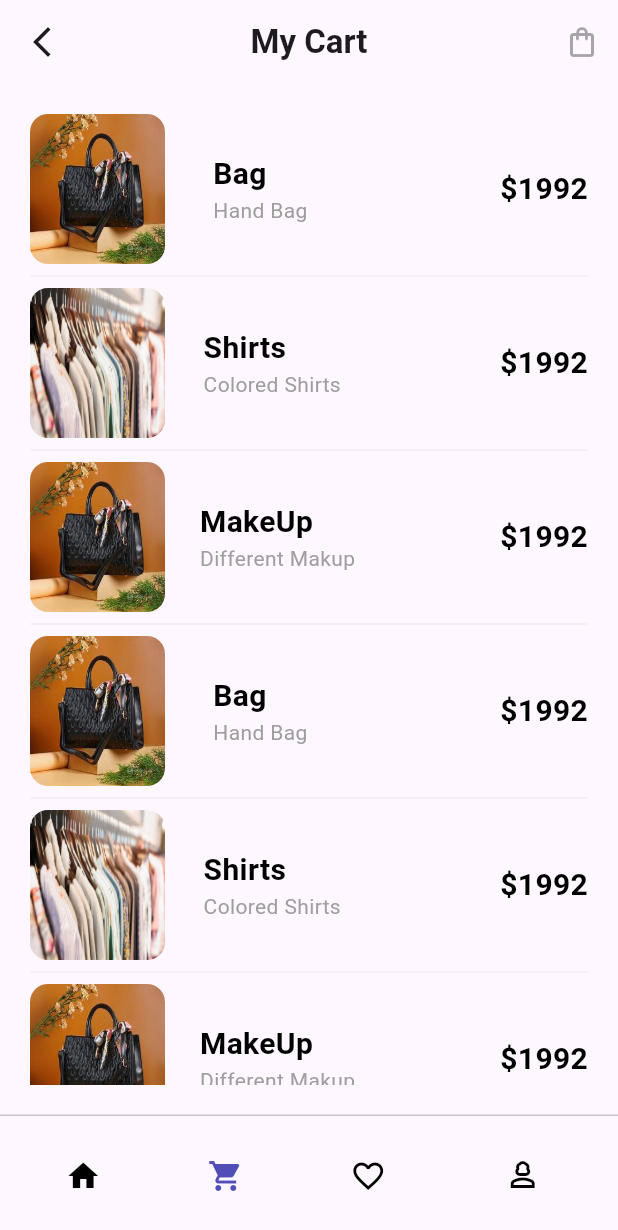
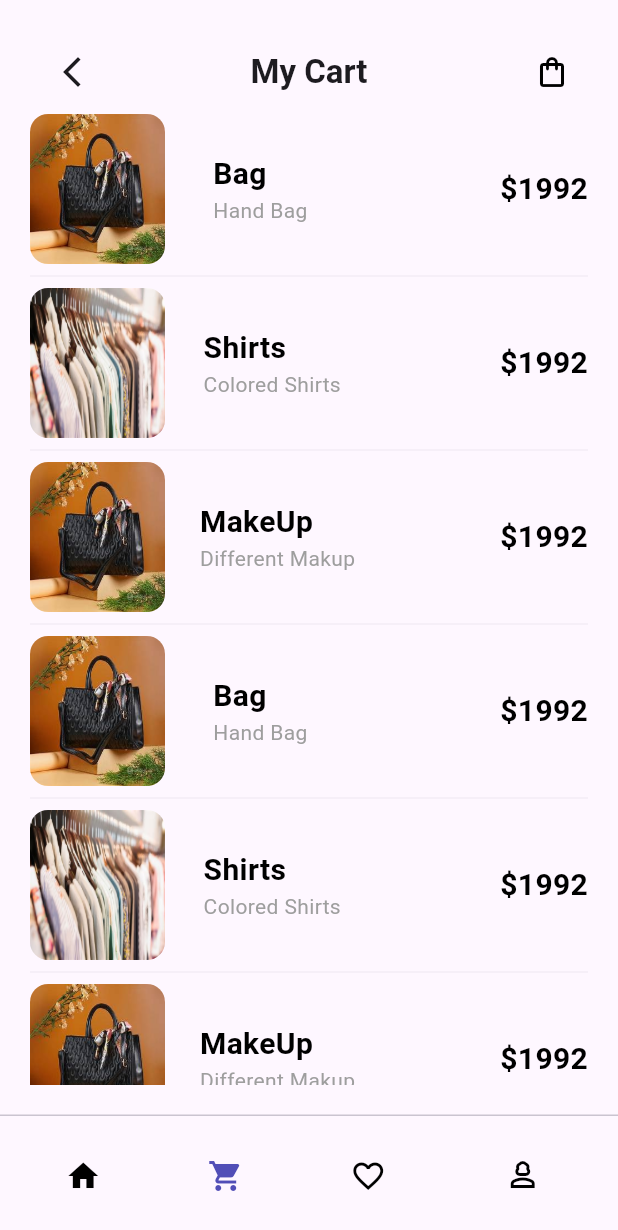
Before and after one commit to ibrahimalnagar45/Kutuku, a Flutter app: the screen it shows after launch, item 2 of the bottom bar chosen, on a phone screen of 412 x 824 dp. Shown: the top 1230 px of the screen. Run offline on Flutter 3.47's test engine with Material 3 defaults, Android fonts, the phone set to English and light mode, and no system bars; our stand-ins replace bloc, dio, fancy_shimmer_image, firebase_auth, firebase_core, flutter_bloc and 6 more; missing offline and left inert: dart:ffi; accounts and stored records are empty; network calls fail; key blocks and very long unbroken strings in the code were emptied for the run.

Commit message:
refactor profile , home view and my cart view

```diff
--- a/lib/features/Home/presentation/views/widgets/detials_view_body.dart
+++ b/lib/features/Home/presentation/views/widgets/detials_view_body.dart
@@ -2,6 +2,7 @@ import 'package:fancy_shimmer_image/fancy_shimmer_image.dart';
 import 'package:flutter/material.dart';
 import 'package:flutter/widgets.dart';
 import 'package:go_router/go_router.dart';
+import 'package:kutuku/core/utils/app_routes.dart';
 import 'package:kutuku/core/utils/styles.dart';
 import 'package:kutuku/core/utils/widgets/icon_text_button.dart';
 import 'package:kutuku/features/Home/data/models/prodcut_model.dart';
@@ -23,6 +24,8 @@ class DetailsViewBody extends StatelessWidget {
         customAppBar(
           context,
           leadingOnPressed: () => GoRouter.of(context).pop(),
+          actionOnpressed: () =>
+              GoRouter.of(context).push(AppRoutes.kMyCartView),
           title: 'Detail Product',
           icon: Icons.shopping_bag,
         ),
--- a/lib/features/Home/presentation/views/widgets/product_card.dart
+++ b/lib/features/Home/presentation/views/widgets/product_card.dart
@@ -51,7 +51,7 @@ class _ProductCardState extends State<ProductCard> {
             ),
           ),
           Text(
-            widget.productModel.title ?? 'Bag',
+            widget.productModel.title !,
             style: Styles.textStyle15,
           ),
           const Text(
--- a/lib/features/my_cart/presentation/views/my_cart_view.dart
+++ b/lib/features/my_cart/presentation/views/my_cart_view.dart
@@ -10,17 +10,12 @@ class MyCartView extends StatelessWidget {
 
   @override
   Widget build(BuildContext context) {
-    return Scaffold(
-      appBar: customAppBar(
-        context,
-        title: 'My Cart',
-        icon: Icons.shopping_bag_outlined,
-        leadingOnPressed: () => Navigator.pop(context),
-      ),
-      persistentFooterButtons: const [
+    return const  Scaffold(
+
+      persistentFooterButtons:   [
         PersistentFooterButtons(),
       ],
-      body: const Padding(
+      body:   Padding(
         padding: EdgeInsets.all(kPrimaryPadding),
         child: MyCartViewBody(),
       ),
--- a/lib/features/my_cart/presentation/views/widgets/custom_app_bar.dart
+++ b/lib/features/my_cart/presentation/views/widgets/custom_app_bar.dart
@@ -28,6 +28,7 @@ customAppBar(
         onPressed: actionOnpressed,
         icon: Icon(
           icon,
+          color: Colors.black,
         ),
       )
     ],
--- a/lib/features/my_cart/presentation/views/widgets/my_cart_item.dart
+++ b/lib/features/my_cart/presentation/views/widgets/my_cart_item.dart
@@ -20,10 +20,17 @@ class MyCartItem extends StatefulWidget {
 
 class _MyCartItemState extends State<MyCartItem> {
   // final void Function()? onLongPress;
-  bool selected = false;
+  bool selected = true;
   @override
   Widget build(BuildContext context) {
     return GestureDetector(
+      // onTap: () {
+      //   Navigator.of(context).push(MaterialPageRoute(builder: (context) {
+      //     return DetailsView(
+      //       product: widget.productModel,
+      //     );
+      //   }));
+      // },
       child: widget.showAllPressed == true
           ? SizedBox(
               height: 116,
@@ -36,15 +43,22 @@ class _MyCartItemState extends State<MyCartItem> {
                       GestureDetector(
                         onTap: () {
                           selected = !selected;
-                          // widget.forceSelection != widget.forceSelection;
+                          widget.forceSelection != widget.forceSelection;
                           setState(() {});
                         },
                         child: selected || widget.forceSelection
-                            ? Container(
+                            ? GestureDetector(
+                                onTap: () {
+                                  selected = !selected;
+                                  setState(() {});
+                                },
+                                child: Container(
                                   height: 20,
                                   width: 20,
                                   decoration: BoxDecoration(
-                                  color: kPrimaryColor,
+                                    color: selected && widget.forceSelection
+                                        ? kPrimaryColor
+                                        : Colors.white,
                                     borderRadius: BorderRadius.circular(5),
                                     border: Border.all(color: kPrimaryColor),
                                   ),
@@ -52,6 +66,7 @@ class _MyCartItemState extends State<MyCartItem> {
                                     Icons.check,
                                     size: 15,
                                     color: Colors.white,
+                                  ),
                                 ),
                               )
                             : Container(
--- a/lib/features/my_cart/presentation/views/widgets/my_cart_item_list.dart
+++ b/lib/features/my_cart/presentation/views/widgets/my_cart_item_list.dart
@@ -67,13 +67,13 @@ class _MyCartItemsListState extends State<MyCartItemsList> {
                         onDoubleTap: () {
                           showAllPressed = true;
                           showSelectAll = true;
-                          log('message1');
+
                           setState(() {});
                         },
                         onTap: () {
                           showAllPressed = false;
                           showSelectAll = false;
-                          log('message2');
+
                           setState(() {});
                         },
                         child: MyCartItem(
--- a/lib/features/my_cart/presentation/views/widgets/my_cart_view_body.dart
+++ b/lib/features/my_cart/presentation/views/widgets/my_cart_view_body.dart
@@ -1,11 +1,23 @@
 import 'package:flutter/material.dart';
-import 'package:kutuku/features/my_cart/presentation/views/widgets/my_cart_item_list.dart';
+ import 'package:kutuku/features/my_cart/presentation/views/widgets/my_cart_item_list.dart';
+
+import 'custom_app_bar.dart';
 
 class MyCartViewBody extends StatelessWidget {
   const MyCartViewBody({super.key});
 
   @override
   Widget build(BuildContext context) {
-    return const MyCartItemsList();
+    return Column(
+      children: [
+        customAppBar(
+          context,
+          title: 'My Cart',
+          icon: Icons.shopping_bag_outlined,
+          leadingOnPressed: () => Navigator.pop(context),
+        ),
+        Expanded(child: const MyCartItemsList()),
+      ],
+    );
   }
 }
```
Also changed, not shown: lib/features/Home/presentation/managar/cubits/product_cubit/product_cubit.dart (+7 -1 lines), lib/features/Home/presentation/views/widgets/home_view_body.dart (+17 -3 lines), lib/features/settings/presentation/views/widgets/profile_view_body.dart (+7 -1 lines). Lines whose indentation alone changed are shown as unchanged.
